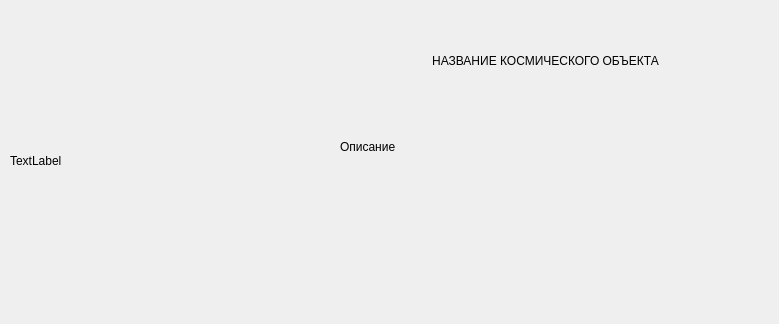
First picture: the form in solar_system/space_object.ui, repository Jesusya-26/modelSolarSystem, before the edit.
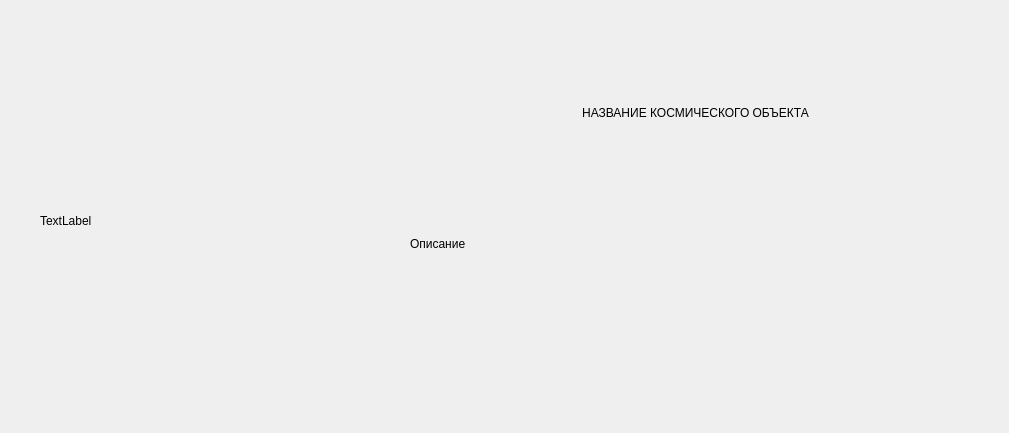
Second picture: the form after the edit.

What changed in the file:
```diff
--- a/solar_system/space_object.ui
+++ b/solar_system/space_object.ui
@@ -6,25 +6,50 @@
    <rect>
     <x>0</x>
     <y>0</y>
-    <width>779</width>
-    <height>324</height>
+    <width>1009</width>
+    <height>433</height>
    </rect>
   </property>
   <property name="windowTitle">
    <string>Название космического объекта</string>
   </property>
-  <widget class="QLabel" name="spaceObjectName">
+  <widget class="QLabel" name="label">
+   <property name="geometry">
+    <rect>
+     <x>40</x>
+     <y>50</y>
+     <width>341</width>
+     <height>341</height>
+    </rect>
+   </property>
+   <property name="text">
+    <string>TextLabel</string>
+   </property>
+  </widget>
+  <widget class="QWidget" name="verticalLayoutWidget">
    <property name="geometry">
     <rect>
      <x>410</x>
      <y>20</y>
-     <width>271</width>
-     <height>81</height>
+     <width>571</width>
+     <height>401</height>
     </rect>
    </property>
+   <layout class="QVBoxLayout" name="verticalLayout">
+    <property name="spacing">
+     <number>32</number>
+    </property>
+    <property name="topMargin">
+     <number>0</number>
+    </property>
+    <item>
+     <widget class="QLabel" name="spaceObjectName">
    <property name="layoutDirection">
     <enum>Qt::LeftToRight</enum>
    </property>
+      <property name="styleSheet">
+       <string notr="true">font: 63 48pt &quot;Bahnschrift SemiBold SemiConden&quot;;</string>
+      </property>
    <property name="text">
     <string>НАЗВАНИЕ КОСМИЧЕСКОГО ОБЪЕКТА</string>
    </property>
@@ -32,15 +57,9 @@
     <set>Qt::AlignCenter</set>
    </property>
   </widget>
+    </item>
+    <item>
   <widget class="QLabel" name="description">
-   <property name="geometry">
-    <rect>
-     <x>340</x>
-     <y>140</y>
-     <width>401</width>
-     <height>161</height>
-    </rect>
-   </property>
    <property name="text">
     <string>Описание</string>
    </property>
@@ -48,18 +67,8 @@
     <set>Qt::AlignLeading|Qt::AlignLeft|Qt::AlignTop</set>
    </property>
   </widget>
-  <widget class="QLabel" name="img">
-   <property name="geometry">
-    <rect>
-     <x>10</x>
-     <y>10</y>
-     <width>311</width>
-     <height>301</height>
-    </rect>
-   </property>
-   <property name="text">
-    <string>TextLabel</string>
-   </property>
+    </item>
+   </layout>
   </widget>
  </widget>
  <resources/>
```
Lines whose indentation alone changed are shown as unchanged.
